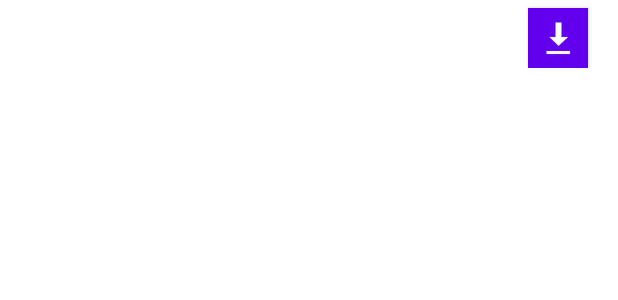
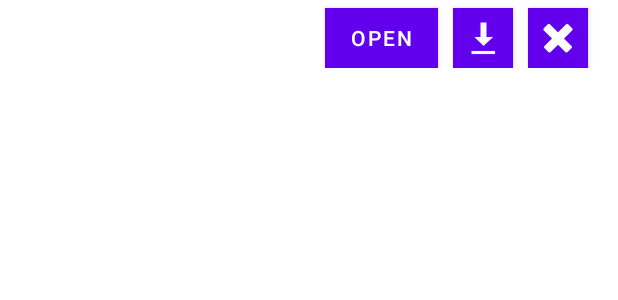
Before and after one commit to meda10/Love-blocks-android, an Android app: the layout recyclerview_adapter.xml on its own in the app's theme, with its tools: preview values and no code run, on a phone screen of 412 x 824 dp. Shown: the top 300 px of the screen. Run offline under Robolectric (Android 15) with nearby library versions, the phone set to English and light mode, and no system bars.

Commit message:
Add open and delete buttons

```diff
--- a/app/src/main/java/blocks/love/utils/utils.kt
+++ b/app/src/main/java/blocks/love/utils/utils.kt
@@ -5,7 +5,6 @@ import android.content.ActivityNotFoundException
 import android.content.Context
 import android.content.Intent
 import android.net.Uri
-import android.os.Environment
 import android.util.Log
 import android.view.View
 import android.widget.Toast
@@ -79,8 +78,7 @@ fun View.showDialogInstall(msgId: Int, titleId: Int, context: Context, packageNa
     alert.show()
 }
 
-fun downloadLoveProject(url: String, fileName: String, context: Context, fileDownloader: FileDownloader) {
-    val loveFilePath = Environment.getExternalStoragePublicDirectory(Environment.DIRECTORY_DOWNLOADS).toString() + File.separator + fileName
+fun downloadLoveProject(url: String, context: Context, fileDownloader: FileDownloader, loveFilePath: String) {
     val loveFile = File(loveFilePath)
     if (loveFile.exists()) loveFile.delete()
     Log.d("DOWNLOAD", "destination: $loveFilePath")
--- a/app/src/main/res/layout/recyclerview_adapter.xml
+++ b/app/src/main/res/layout/recyclerview_adapter.xml
@@ -15,15 +15,38 @@
         android:gravity="center|center_horizontal|center_vertical"
         android:textColor="@android:color/black"
         android:textSize="18sp"
-        app:layout_constraintEnd_toStartOf="@+id/downloadButton"
+        app:layout_constraintEnd_toStartOf="@+id/openButton"
         app:layout_constraintStart_toStartOf="parent"
+        app:layout_constraintTop_toTopOf="parent" />
+
+    <com.google.android.material.button.MaterialButton
+        android:id="@+id/openButton"
+        android:background="@color/blue_grey_600"
+        android:foreground="?attr/selectableItemBackground"
+        android:layout_marginEnd="10dp"
+        android:layout_width="75dp"
+        android:layout_height="40dp"
+        android:layout_marginTop="5dp"
+        android:layout_marginBottom="5dp"
+
+        android:insetLeft="0dp"
+        android:insetRight="0dp"
+        android:insetTop="0dp"
+        android:insetBottom="0dp"
+
+        android:text="@string/open"
+        app:iconGravity="textStart"
+        app:iconPadding="0dp"
+        app:iconTint="@color/white"
+        app:layout_constraintStart_toEndOf="@+id/projectName"
+        app:layout_constraintEnd_toStartOf="@id/downloadButton"
         app:layout_constraintTop_toTopOf="parent" />
 
     <com.google.android.material.button.MaterialButton
         android:id="@+id/downloadButton"
         android:background="@color/blue_grey_600"
         android:foreground="?attr/selectableItemBackground"
-        android:layout_marginEnd="20dp"
+        android:layout_marginEnd="10dp"
         android:layout_width="40dp"
         android:layout_height="40dp"
         android:layout_marginTop="5dp"
@@ -38,8 +61,31 @@
         app:iconGravity="textStart"
         app:iconPadding="0dp"
         app:iconTint="@color/white"
+        app:layout_constraintStart_toEndOf="@+id/openButton"
+        app:layout_constraintEnd_toStartOf="@id/deleteButton"
+        app:layout_constraintTop_toTopOf="parent" />
 
-        app:layout_constraintStart_toEndOf="@+id/projectName"
+    <com.google.android.material.button.MaterialButton
+        android:id="@+id/deleteButton"
+        android:background="@color/blue_grey_600"
+        android:foreground="?attr/selectableItemBackground"
+        android:layout_width="40dp"
+        android:layout_height="40dp"
+        android:layout_marginEnd="20dp"
+        android:layout_marginTop="5dp"
+        android:layout_marginBottom="5dp"
+
+        android:insetLeft="0dp"
+        android:insetRight="0dp"
+        android:insetTop="0dp"
+        android:insetBottom="0dp"
+
+        app:icon="@android:drawable/ic_delete"
+        app:iconGravity="textStart"
+        app:iconPadding="0dp"
+        app:iconTint="@color/white"
+
+        app:layout_constraintStart_toEndOf="@+id/downloadButton"
         app:layout_constraintEnd_toEndOf="parent"
         app:layout_constraintTop_toTopOf="parent" />
 
--- a/app/src/main/res/values/strings.xml
+++ b/app/src/main/res/values/strings.xml
@@ -59,4 +59,5 @@
     <string name="storage_access_required">Storage access is required to downloading the file.</string>
     <string name="write_access_required">Storage access is required to downloading the file.</string>
     <string name="read_access_required">Storage access is required to downloading the file.</string>
+    <string name="open">OPEN</string>
 </resources>
```
Also changed, not shown: app/src/main/java/blocks/love/MainActivity.kt (+6 -2 lines), app/src/main/java/blocks/love/RecylerAdapter.kt (+39 -47 lines), app/src/main/java/blocks/love/utils/MyWorker.kt (+6 -2 lines).
